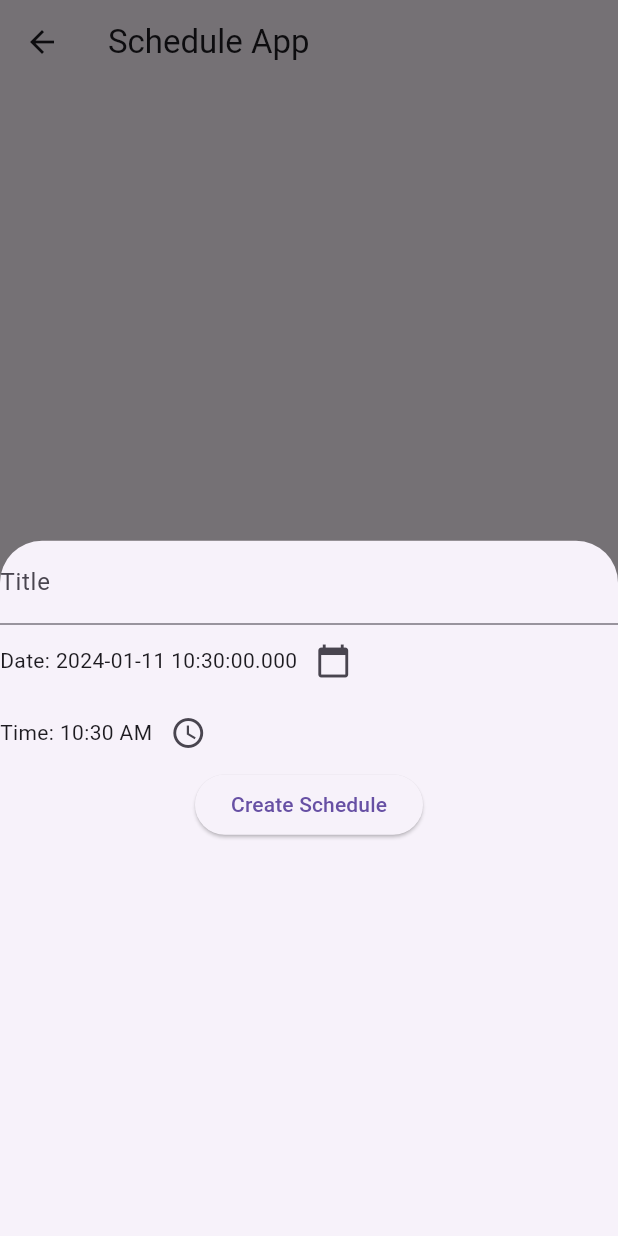
After one commit to wagi1922/AgroSmart, a Flutter app: the ScheduleApp screen opened directly, after a tap on the "add" icon, on a phone screen of 412 x 824 dp. The commit adds this screen. Run offline on Flutter 3.47's test engine with Material 3 defaults, Android fonts, the phone set to English and light mode, and no system bars; our stand-ins replace carousel_slider, firebase_auth, firebase_core, get, syncfusion_flutter_gauges; accounts and stored records are empty.

Commit message:
update tombol siram

```diff
--- /dev/null
+++ b/argo_smart_v1/devtools_options.yaml
@@ -0,0 +1 @@
+extensions:
--- a/argo_smart_v1/lib/nafigationBar.dart
+++ b/argo_smart_v1/lib/nafigationBar.dart
@@ -1,5 +1,6 @@
 import 'package:argo_smart_v1/page/homePage.dart';
-import 'package:argo_smart_v1/page/schdulingPage.dart';
+import 'package:argo_smart_v1/page/tesTombol.dart';
+import 'package:argo_smart_v1/schdule/schedule.dart';
 import 'package:argo_smart_v1/page/setingPage.dart';
 import 'package:flutter/material.dart';
 
@@ -13,7 +14,7 @@ class _MyAppState extends State<NavBar> {
 
   final List<Widget> _pages = [
     Center(child: HomePage()),
-    Center(child: SchdulingPage()),
+    Center(child: TombolTes()),
     Center(child: SetingingPage()),
   ];
 
--- /dev/null
+++ b/argo_smart_v1/lib/schdule/schedule.dart
@@ -0,0 +1,51 @@
+import 'package:flutter/material.dart';
+import 'package:provider/provider.dart';
+import 'schedule.dart';
+import 'schedule_provider.dart';
+import 'schedule_list.dart';
+import 'schedule_form.dart';
+
+class Schedule {
+  final String title;
+  final DateTime date;
+  final TimeOfDay time;
+
+  Schedule({
+    required this.title,
+    required this.date,
+    required this.time,
+  });
+}
+
+class ScheduleApp extends StatefulWidget {
+  const ScheduleApp({Key? key}) : super(key: key);
+
+  @override
+  _ScheduleAppState createState() => _ScheduleAppState();
+}
+
+class _ScheduleAppState extends State<ScheduleApp> {
+  @override
+  Widget build(BuildContext context) {
+    return ChangeNotifierProvider(
+      create: (context) => ScheduleProvider(),
+      child: Scaffold(
+        appBar: AppBar(
+          title: Text('Schedule App'),
+        ),
+        body: ScheduleList(),
+        floatingActionButton: FloatingActionButton(
+          child: Icon(Icons.add),
+          onPressed: () {
+            showModalBottomSheet(
+              context: context,
+              builder: (context) {
+                return ScheduleForm();
+              },
+            );
+          },
+        ),
+      ),
+    );
+  }
+}
--- /dev/null
+++ b/argo_smart_v1/lib/schdule/schedule_form.dart
@@ -0,0 +1,97 @@
+import 'package:flutter/material.dart';
+import 'package:provider/provider.dart';
+import 'schedule.dart';
+import 'schedule_provider.dart';
+
+class ScheduleForm extends StatefulWidget {
+  const ScheduleForm({Key? key}) : super(key: key);
+
+  @override
+  _ScheduleFormState createState() => _ScheduleFormState();
+}
+
+class _ScheduleFormState extends State<ScheduleForm> {
+  final _formKey = GlobalKey<FormState>();
+  final _titleController = TextEditingController();
+  DateTime _selectedDate = DateTime.now();
+  TimeOfDay _selectedTime = TimeOfDay.now();
+
+  @override
+  Widget build(BuildContext context) {
+    return Form(
+      key: _formKey,
+      child: Column(
+        children: [
+          TextFormField(
+            controller: _titleController,
+            decoration: InputDecoration(
+              labelText: 'Title',
+            ),
+            validator: (value) {
+              if (value == null || value.isEmpty) {
+                return 'Please enter a title';
+              }
+              return null;
+            },
+          ),
+          Row(
+            children: [
+              Text('Date: ${_selectedDate}'),
+              IconButton(
+                icon: Icon(Icons.calendar_today),
+                onPressed: () async {
+                  final date = await showDatePicker(
+                    context: context,
+                    initialDate: _selectedDate,
+                    firstDate: DateTime(2021),
+                    lastDate: DateTime(2030),
+                  );
+                  if (date != null) {
+                    setState(() {
+                      _selectedDate = date;
+                    });
+                  }
+                },
+              ),
+            ],
+          ),
+          Row(
+            children: [
+              Text('Time: ${_selectedTime.format(context)}'),
+              IconButton(
+                icon: Icon(Icons.access_time),
+                onPressed: () async {
+                  final time = await showTimePicker(
+                    context: context,
+                    initialTime: _selectedTime,
+                  );
+                  if (time != null) {
+                    setState(() {
+                      _selectedTime = time;
+                    });
+                  }
+                },
+              ),
+            ],
+          ),
+          ElevatedButton(
+            onPressed: () {
+              if (_formKey.currentState!.validate()) {
+                final schedule = Schedule(
+                  title: _titleController.text,
+                  date: _selectedDate,
+                  time: _selectedTime,
+                );
+                final provider =
+                    Provider.of<ScheduleProvider>(context, listen: false);
+                provider.addSchedule(schedule);
+                Navigator.pop(context);
+              }
+            },
+            child: Text('Create Schedule'),
+          ),
+        ],
+      ),
+    );
+  }
+}
--- /dev/null
+++ b/argo_smart_v1/lib/schdule/schedule_list.dart
@@ -0,0 +1,31 @@
+import 'package:flutter/material.dart';
+import 'package:provider/provider.dart';
+import 'schedule.dart';
+import 'schedule_provider.dart';
+
+class ScheduleList extends StatelessWidget {
+  const ScheduleList({Key? key}) : super(key: key);
+
+  @override
+  Widget build(BuildContext context) {
+    final provider = Provider.of<ScheduleProvider>(context);
+    final schedules = provider.schedules;
+
+    return ListView.builder(
+      itemCount: schedules.length,
+      itemBuilder: (context, index) {
+        final schedule = schedules[index];
+        return ListTile(
+          title: Text(schedule.title),
+          subtitle: Text('${schedule.date} ${schedule.time}'),
+          trailing: IconButton(
+            icon: Icon(Icons.delete),
+            onPressed: () {
+              provider.removeSchedule(schedule);
+            },
+          ),
+        );
+      },
+    );
+  }
+}
--- /dev/null
+++ b/argo_smart_v1/lib/schdule/schedule_provider.dart
@@ -0,0 +1,19 @@
+import 'package:flutter/foundation.dart';
+import 'schedule.dart';
+import 'package:provider/provider.dart';
+
+class ScheduleProvider extends ChangeNotifier {
+  List<Schedule> _schedules = [];
+
+  List<Schedule> get schedules => _schedules;
+
+  void addSchedule(Schedule schedule) {
+    _schedules.add(schedule);
+    notifyListeners();
+  }
+
+  void removeSchedule(Schedule schedule) {
+    _schedules.remove(schedule);
+    notifyListeners();
+  }
+}
--- a/argo_smart_v1/pubspec.yaml
+++ b/argo_smart_v1/pubspec.yaml
@@ -35,6 +35,8 @@ dependencies:
   hexcolor: ^3.0.1
   carousel_slider: ^4.0.0
   figma_squircle: ^0.5.3
+  provider: ^6.0.1
+
 
   # The following adds the Cupertino Icons font to your application.
   # Use with the CupertinoIcons class for iOS style icons.
```
Also changed, not shown: argo_smart_v1/lib/page/schdulingPage.dart (deleted, +0 -56 lines), argo_smart_v1/lib/page/tesTombol.dart (added, +25 -0 lines), argo_smart_v1/pubspec.lock.
